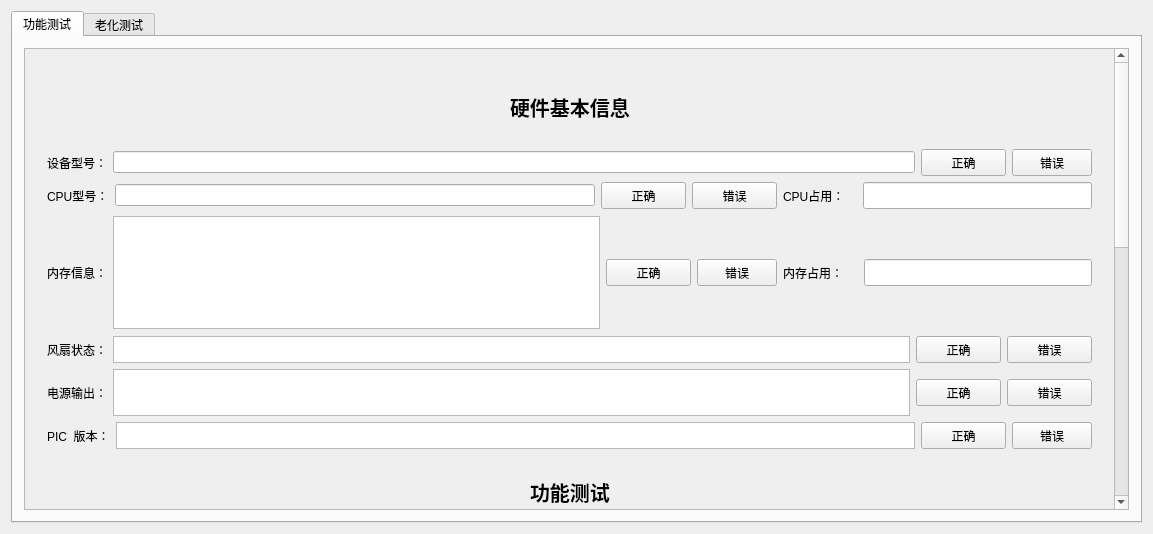
Old version of the form jw-test-tool-new/widget.ui in the repository github188/test.
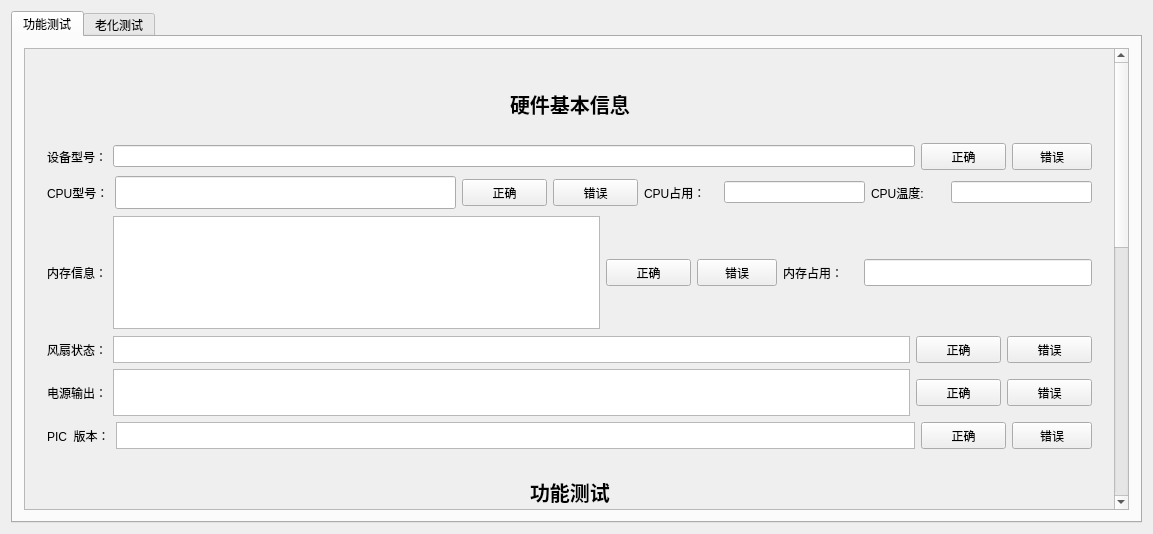
New version of the form.

Patch:
```diff
--- a/jw-test-tool-new/widget.ui
+++ b/jw-test-tool-new/widget.ui
@@ -42,7 +42,7 @@
           <property name="geometry">
            <rect>
             <x>0</x>
-            <y>-538</y>
+            <y>0</y>
             <width>1098</width>
             <height>1074</height>
            </rect>
@@ -162,9 +162,7 @@
               <item>
                <layout class="QHBoxLayout" name="horizontalLayout_17">
                 <item>
-                 <layout class="QHBoxLayout" name="horizontalLayout_8">
-                  <item>
-                   <layout class="QHBoxLayout" name="horizontalLayout_9">
+                 <layout class="QHBoxLayout" name="horizontalLayout_2">
                     <item>
                      <widget class="QLabel" name="label_6">
                       <property name="text">
@@ -180,12 +178,22 @@
                       <property name="enabled">
                        <bool>true</bool>
                       </property>
+                    <property name="minimumSize">
+                     <size>
+                      <width>341</width>
+                      <height>33</height>
+                     </size>
+                    </property>
+                    <property name="maximumSize">
+                     <size>
+                      <width>341</width>
+                      <height>33</height>
+                     </size>
+                    </property>
                       <property name="readOnly">
                        <bool>true</bool>
                       </property>
                      </widget>
-                    </item>
-                   </layout>
                   </item>
                   <item>
                    <layout class="QHBoxLayout" name="horizontalLayout_10">
@@ -254,18 +262,32 @@
                   </item>
                   <item>
                    <widget class="QLineEdit" name="lineEdit_8">
+                    <property name="readOnly">
+                     <bool>true</bool>
+                    </property>
+                   </widget>
+                  </item>
+                  <item>
+                   <widget class="QLabel" name="label_11">
                     <property name="minimumSize">
                      <size>
-                      <width>229</width>
+                      <width>74</width>
                       <height>27</height>
                      </size>
                     </property>
                     <property name="maximumSize">
                      <size>
-                      <width>229</width>
+                      <width>74</width>
                       <height>27</height>
                      </size>
                     </property>
+                    <property name="text">
+                     <string>CPU温度:</string>
+                    </property>
+                   </widget>
+                  </item>
+                  <item>
+                   <widget class="QLineEdit" name="lineEdit_12">
                     <property name="readOnly">
                      <bool>true</bool>
                     </property>
```
Left out of the diff: 6 changed lines with no effect on the pictures. Lines whose indentation alone changed are shown as unchanged.
